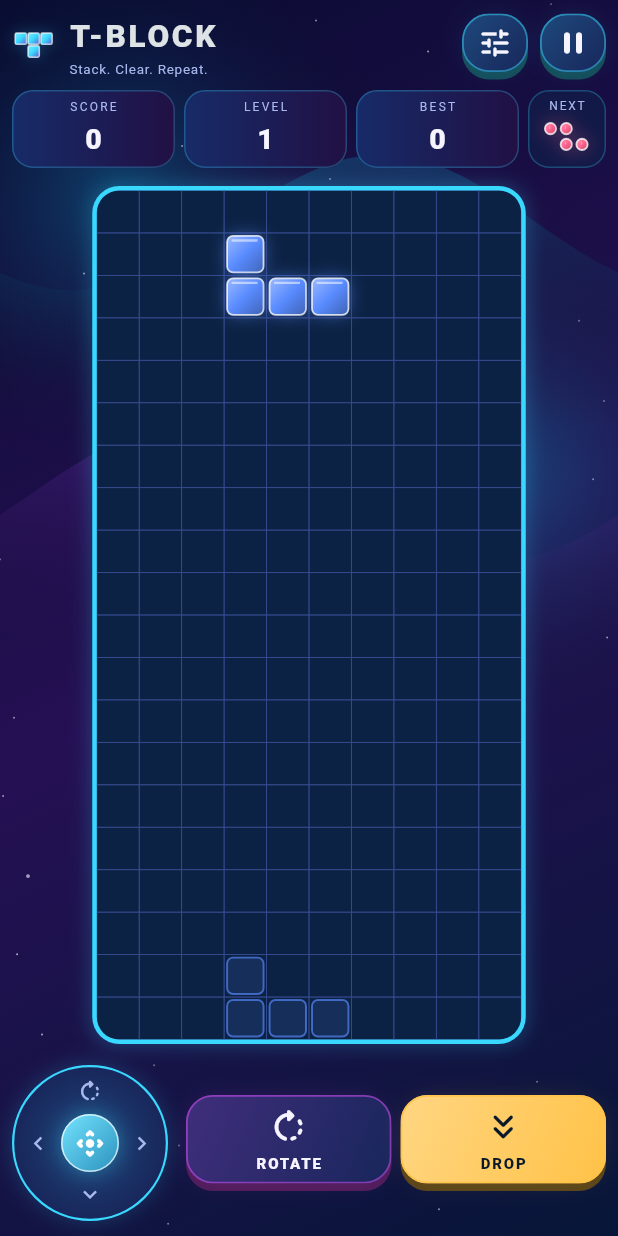
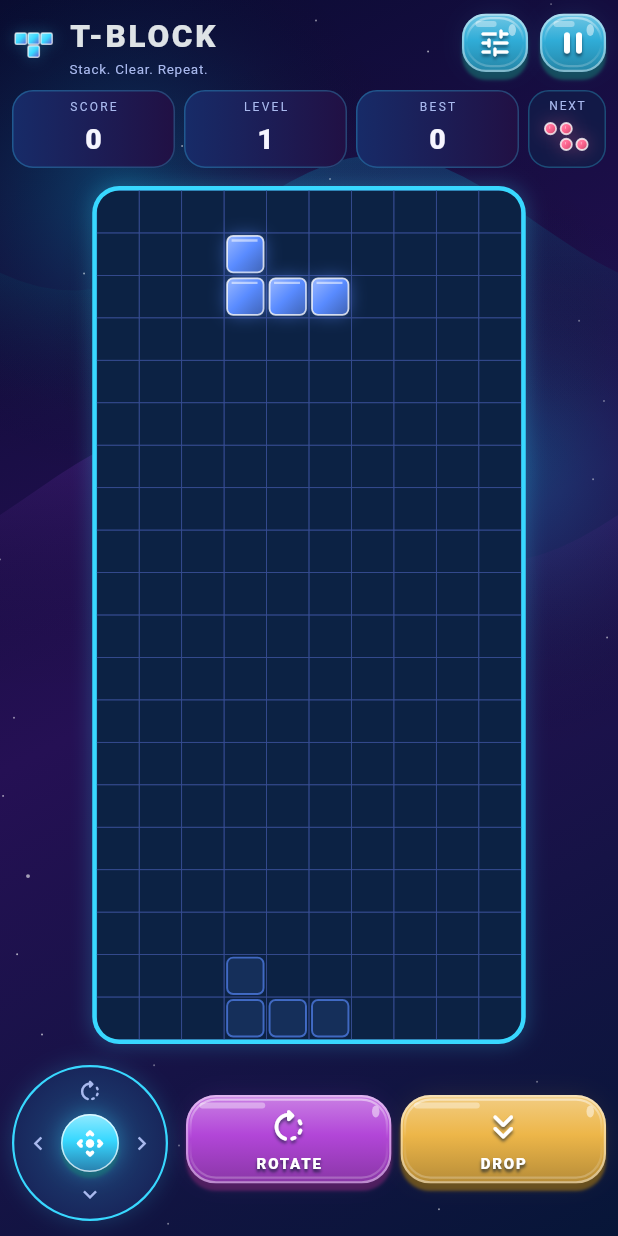
Before and after one commit to somsubhrasihi-arch/zen-blocks-nature, a Flutter app: the screen it shows after launch, after a tap on "Start playing", on a phone screen of 412 x 824 dp. Run offline on Flutter 3.47's test engine with Material 3 defaults, Android fonts, the phone set to English and light mode, and no system bars; our stand-ins replace audioplayers, shared_preferences.

Commit message:
Style T-BLOCK buttons with theme-colored glossy arcade finish

```diff
--- a/lib/arcade_ui.dart
+++ b/lib/arcade_ui.dart
@@ -23,45 +23,70 @@
   Widget build(BuildContext context) {
     final enabled = widget.onPressed != null;
     final duration = MediaQuery.disableAnimationsOf(context) ? Duration.zero : const Duration(milliseconds: 100);
-    final ink = widget.primary ? const Color(0xFF09182B) : const Color(0xFFF6F5FF);
-    final icon = Icon(widget.icon, color: ink, size: widget.stacked ? 28 : 24);
+    const ink = Color(0xFFFFFFFF);
+    final base = Color.lerp(widget.accent, widget.surface, widget.primary ? .08 : .24)!;
+    final radius = BorderRadius.circular(widget.label.isEmpty ? 16 : 20);
+    final icon = Icon(widget.icon, color: ink, size: widget.stacked ? 28 : 24,
+      shadows: const [Shadow(color: Color(0x9908182B), offset: Offset(0, 2), blurRadius: 2)]);
     final label = Text(widget.label, maxLines: 1, overflow: TextOverflow.ellipsis,
       style: TextStyle(color: ink, fontSize: widget.stacked ? 10 : 15,
-        fontWeight: FontWeight.w800, letterSpacing: widget.stacked ? 1.2 : .2));
+        shadows: const [Shadow(color: Color(0xCC08182B), offset: Offset(0, 2), blurRadius: 2)],
+        fontWeight: FontWeight.w900, letterSpacing: widget.stacked ? 1.2 : .2));
     return Semantics(button: true, enabled: enabled, label: widget.semanticLabel,
       child: Opacity(opacity: enabled ? 1 : .4, child: AnimatedScale(
         duration: duration, scale: _pressed ? .965 : 1,
         child: Padding(padding: const EdgeInsets.only(bottom: 5), child: AnimatedContainer(
           duration: duration,
           transform: Matrix4.translationValues(0, _pressed ? 3 : 0, 0),
-          decoration: BoxDecoration(borderRadius: BorderRadius.circular(18), boxShadow: [
-            BoxShadow(color: Color.lerp(widget.accent, Colors.black, .65)!, offset: Offset(0, _pressed ? 1 : 5)),
+          decoration: BoxDecoration(borderRadius: radius, boxShadow: [
+            BoxShadow(color: Color.lerp(base, Colors.black, .58)!, offset: Offset(0, _pressed ? 1 : 5), blurRadius: 1),
             BoxShadow(color: widget.accent.withValues(alpha: enabled ? .14 : 0), blurRadius: 14, spreadRadius: -3),
           ]),
-          child: Material(color: Colors.transparent, borderRadius: BorderRadius.circular(18),
-            child: InkWell(borderRadius: BorderRadius.circular(18), onTap: widget.onPressed,
+          child: Material(color: Colors.transparent, borderRadius: radius,
+            child: InkWell(borderRadius: radius, onTap: widget.onPressed,
               onTapDown: enabled ? (_) => setState(() => _pressed = true) : null,
               onTapUp: (_) => setState(() => _pressed = false),
               onTapCancel: () => setState(() => _pressed = false),
-              splashColor: widget.accent.withValues(alpha: .2),
-              child: Ink(height: widget.height - 5,
+              splashColor: Colors.white.withValues(alpha: .24),
+              child: CustomPaint(foregroundPainter: const _ButtonShine(), child: Ink(height: widget.height - 5,
                 padding: EdgeInsets.symmetric(horizontal: widget.label.isEmpty ? 0 : widget.stacked ? 6 : 12, vertical: 5),
-                decoration: BoxDecoration(borderRadius: BorderRadius.circular(18),
-                  gradient: LinearGradient(begin: Alignment.topLeft, end: Alignment.bottomRight,
-                    colors: widget.primary
-                      ? [Color.lerp(widget.accent, Colors.white, .32)!, widget.accent]
-                      : [Color.lerp(widget.surface, widget.accent, .2)!, widget.surface]),
-                  border: Border.all(color: widget.accent.withValues(alpha: widget.primary ? .9 : .5), width: 1.2)),
+                decoration: BoxDecoration(borderRadius: radius,
+                  gradient: LinearGradient(begin: Alignment.topCenter, end: Alignment.bottomCenter,
+                    stops: const [0, .45, 1],
+                    colors: [Color.lerp(base, Colors.white, .32)!, base, Color.lerp(base, Colors.black, .23)!]),
+                  border: Border.all(color: Colors.white.withValues(alpha: .42), width: 1.5)),
                 child: widget.label.isEmpty ? Center(child: icon) : widget.stacked
                   ? Column(mainAxisAlignment: MainAxisAlignment.center, children: [icon, const SizedBox(height: 3), Flexible(child: FittedBox(fit: BoxFit.scaleDown, child: label))])
                   : Row(mainAxisAlignment: MainAxisAlignment.center, children: [icon, const SizedBox(width: 9), Flexible(child: FittedBox(fit: BoxFit.scaleDown, child: label))]),
-              ),
+              )),
             ),
           ),
         )),
       )),
     );
   }
+}
+
+/// Small specular reflections and an inset rim give the buttons a soft toy finish.
+class _ButtonShine extends CustomPainter {
+  const _ButtonShine();
+  @override
+  void paint(Canvas canvas, Size size) {
+    final r = RRect.fromRectAndRadius(Offset.zero & size, const Radius.circular(20));
+    canvas.save();
+    canvas.clipRRect(r);
+    final rim = RRect.fromRectAndRadius(Rect.fromLTWH(3, 3, size.width - 6, size.height - 7), const Radius.circular(17));
+    canvas.drawRRect(rim, Paint()..style = PaintingStyle.stroke..strokeWidth = 1.5
+      ..shader = const LinearGradient(begin: Alignment.topCenter, end: Alignment.bottomCenter,
+        colors: [Color(0x88FFFFFF), Color(0x00FFFFFF), Color(0x44FFFFFF)],
+        stops: [0, .5, 1]).createShader(Offset.zero & size));
+    canvas.drawRRect(RRect.fromRectAndRadius(Rect.fromLTWH(9, 5, (size.width * .32).clamp(8, 54).toDouble(), 4), const Radius.circular(3)),
+      Paint()..color = Colors.white.withValues(alpha: .38));
+    canvas.drawOval(Rect.fromLTWH(size.width - 13, 7, 5, 8), Paint()..color = Colors.white.withValues(alpha: .48));
+    canvas.restore();
+  }
+  @override
+  bool shouldRepaint(covariant _ButtonShine oldDelegate) => false;
 }
 
 class ArcadeIconButton extends StatelessWidget {
--- a/lib/joystick.dart
+++ b/lib/joystick.dart
@@ -127,10 +127,12 @@
             Transform.translate(offset: _offset, child: Container(
               width: widget.size * .371, height: widget.size * .371,
               decoration: BoxDecoration(shape: BoxShape.circle,
-                gradient: LinearGradient(begin: Alignment.topLeft, end: Alignment.bottomRight,
-                  colors: [Color.lerp(widget.accent, Colors.white, .3)!, Color.lerp(widget.accent, widget.surface, .4)!]),
+                gradient: LinearGradient(begin: Alignment.topCenter, end: Alignment.bottomCenter,
+                  stops: const [0, .45, 1],
+                  colors: [Color.lerp(widget.accent, Colors.white, .45)!, widget.accent, Color.lerp(widget.accent, widget.surface, .5)!]),
                 border: Border.all(color: Colors.white70),
-                boxShadow: [BoxShadow(color: widget.accent.withValues(alpha: .4), blurRadius: 12)]),
+                boxShadow: [BoxShadow(color: Color.lerp(widget.accent, Colors.black, .6)!, offset: const Offset(0, 4), blurRadius: 1),
+                  BoxShadow(color: widget.accent.withValues(alpha: .4), blurRadius: 12)]),
               child: const Icon(Icons.control_camera_rounded, color: Colors.white, size: 22))),
           ]),
         ),
--- a/lib/main.dart
+++ b/lib/main.dart
@@ -320,7 +320,7 @@
         Expanded(child: _button('How to play', Icons.sports_esports_rounded, _showHowToPlay, height: 50)),
         SizedBox(width: 10), Expanded(child: Tooltip(message: 'Settings', child: _button('Settings', Icons.tune_rounded, _showSettings, height: 50))),
       ]),
-      SizedBox(height: 22), Text('v1.4.0', style: TextStyle(color: _palette.muted.withValues(alpha: .65), fontSize: 10, letterSpacing: 1)),
+      SizedBox(height: 22), Text('v1.4.1', style: TextStyle(color: _palette.muted.withValues(alpha: .65), fontSize: 10, letterSpacing: 1)),
     ])),
   )));
 
@@ -483,7 +483,7 @@
                   update(() => vibrationEnabled = v); setState(() {}); _saveSettings();
                 }),
               ]),
-              Center(child: Text('T-BLOCK • 1.4.0', style: TextStyle(color: _palette.muted.withValues(alpha: .65), fontSize: 10, letterSpacing: 1))),
+              Center(child: Text('T-BLOCK • 1.4.1', style: TextStyle(color: _palette.muted.withValues(alpha: .65), fontSize: 10, letterSpacing: 1))),
             ])),
           ]),
         )),
--- a/pubspec.yaml
+++ b/pubspec.yaml
@@ -1,7 +1,7 @@
 name: zen_blocks
 description: A relaxing nature-inspired falling blocks puzzle game.
 publish_to: none
-version: 1.4.0+6
+version: 1.4.1+7
 environment:
   sdk: '>=3.3.0 <4.0.0'
 dependencies:
```
Also changed, not shown: 1 other file.
